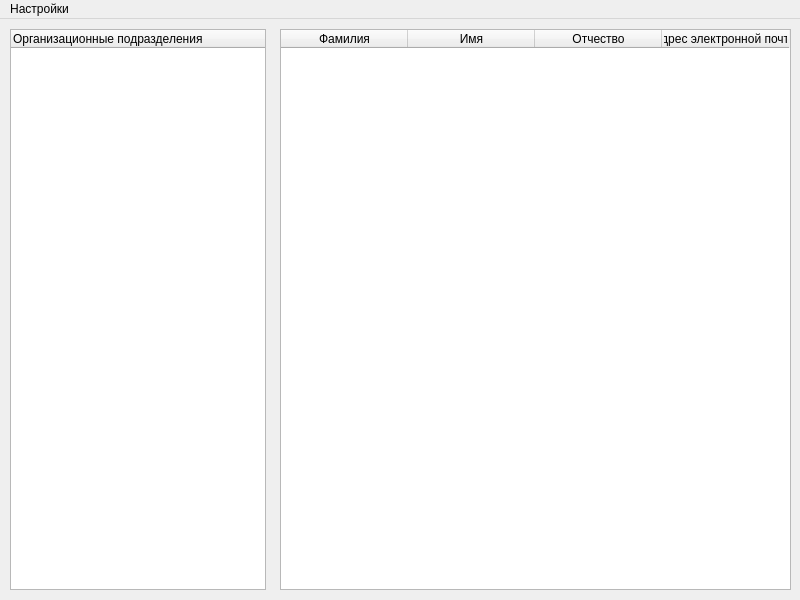
The window that Qt forms/form_widgetMain.ui (ega22a/g-workspace-registration) describes before a commit, drawn with Qt 5.
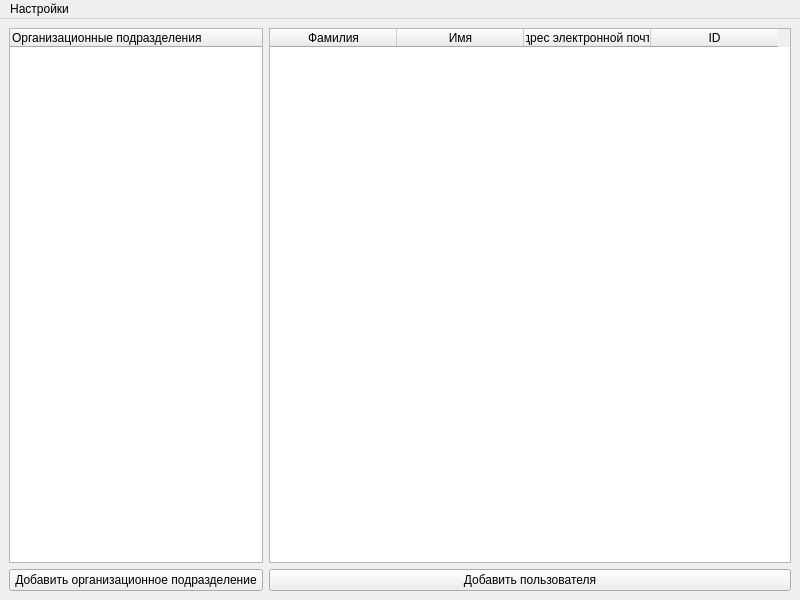
The same window after the commit.

```diff
--- a/Qt forms/form_widgetMain.ui
+++ b/Qt forms/form_widgetMain.ui
@@ -19,42 +19,24 @@
     <height>600</height>
    </size>
   </property>
-  <property name="maximumSize">
-   <size>
-    <width>800</width>
-    <height>600</height>
-   </size>
-  </property>
   <property name="windowTitle">
    <string>Управление Google Workspace</string>
   </property>
   <widget class="QWidget" name="centralwidget">
-   <widget class="QTreeWidget" name="treeOrgUnits">
-    <property name="geometry">
-     <rect>
-      <x>10</x>
-      <y>10</y>
-      <width>256</width>
-      <height>561</height>
-     </rect>
-    </property>
-    <property name="columnCount">
-     <number>1</number>
-    </property>
-    <column>
-     <property name="text">
-      <string>Организационные подразделения</string>
-     </property>
-    </column>
-   </widget>
+   <layout class="QGridLayout" name="gridLayout">
+    <item row="0" column="1">
    <widget class="QTableWidget" name="tableUsers">
-    <property name="geometry">
-     <rect>
-      <x>280</x>
-      <y>10</y>
-      <width>511</width>
-      <height>561</height>
-     </rect>
+      <property name="frameShape">
+       <enum>QFrame::StyledPanel</enum>
+      </property>
+      <property name="sizeAdjustPolicy">
+       <enum>QAbstractScrollArea::AdjustToContents</enum>
+      </property>
+      <property name="editTriggers">
+       <set>QAbstractItemView::NoEditTriggers</set>
+      </property>
+      <property name="selectionBehavior">
+       <enum>QAbstractItemView::SelectRows</enum>
     </property>
     <attribute name="horizontalHeaderDefaultSectionSize">
      <number>127</number>
@@ -75,17 +57,54 @@
       <string>Имя</string>
      </property>
     </column>
-    <column>
-     <property name="text">
-      <string>Отчество</string>
-     </property>
-    </column>
     <column>
      <property name="text">
       <string>Адрес электронной почты</string>
      </property>
     </column>
-   </widget>
+      <column>
+       <property name="text">
+        <string>ID</string>
+       </property>
+      </column>
+     </widget>
+    </item>
+    <item row="0" column="0">
+     <widget class="QTreeWidget" name="treeOrgUnits">
+      <property name="maximumSize">
+       <size>
+        <width>350</width>
+        <height>16777215</height>
+       </size>
+      </property>
+      <property name="editTriggers">
+       <set>QAbstractItemView::NoEditTriggers</set>
+      </property>
+      <property name="columnCount">
+       <number>1</number>
+      </property>
+      <column>
+       <property name="text">
+        <string>Организационные подразделения</string>
+       </property>
+      </column>
+     </widget>
+    </item>
+    <item row="1" column="0">
+     <widget class="QPushButton" name="buttonAddOrgUnit">
+      <property name="text">
+       <string>Добавить организационное подразделение</string>
+      </property>
+     </widget>
+    </item>
+    <item row="1" column="1">
+     <widget class="QPushButton" name="buttonAddUser">
+      <property name="text">
+       <string>Добавить пользователя</string>
+      </property>
+     </widget>
+    </item>
+   </layout>
   </widget>
   <widget class="QMenuBar" name="menubar">
    <property name="geometry">
```
Left out of the diff: 51 changed lines with no effect on the pictures. Lines whose indentation alone changed are shown as unchanged.
